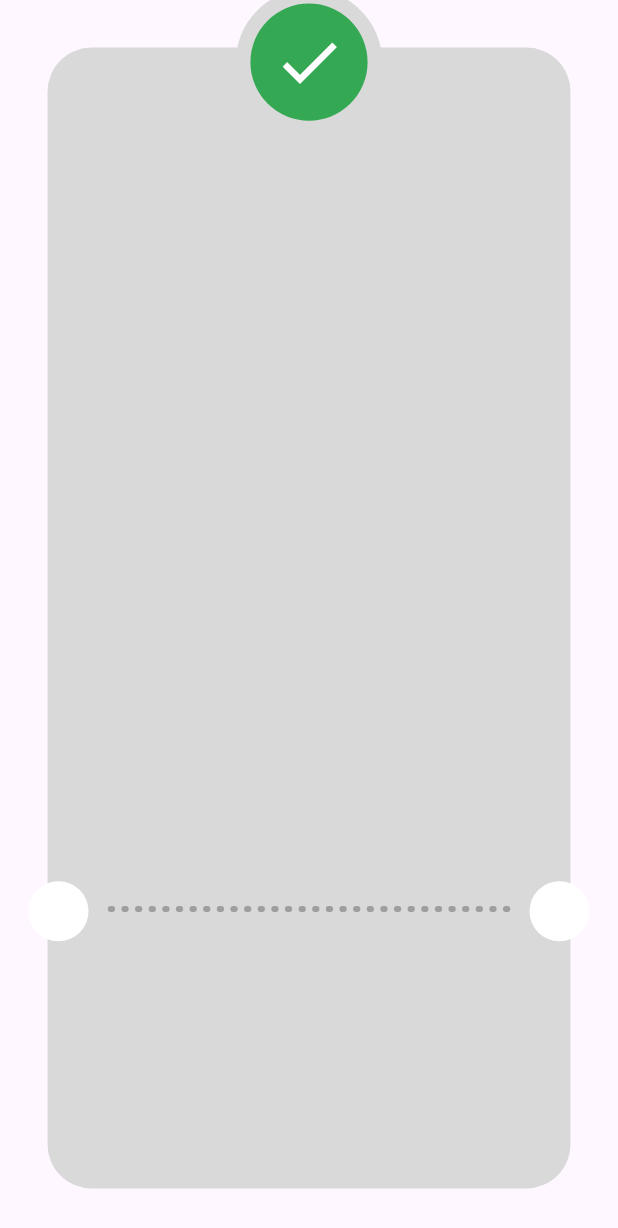
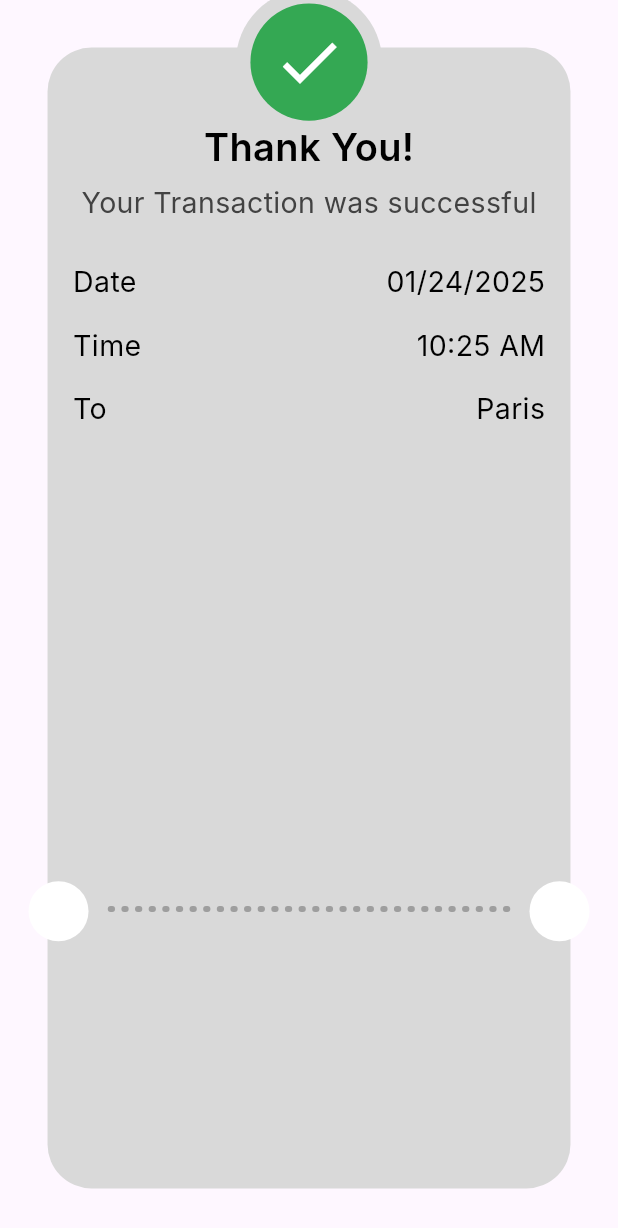
Before and after one commit to MohamedHussein20/payment_app, a Flutter app: the ThankYouView screen opened directly, on a phone screen of 412 x 824 dp. Shown: the top 1228 px of the screen. Run offline on Flutter 3.47's test engine with Material 3 defaults, Android fonts, the phone set to English and light mode, and no system bars; our stand-ins replace flutter_credit_card, flutter_screenutil, flutter_svg; Roboto replaces fonts that are missing (Inter).

Commit message:
create paymet info item

```diff
--- /dev/null
+++ b/lib/features/payment_details/presentation/widgets/payment_info_item.dart
@@ -0,0 +1,22 @@
+import 'package:flutter/material.dart';
+import 'package:flutter_screenutil/flutter_screenutil.dart';
+import 'package:payment_app/core/utils/styles.dart';
+
+class PaymentInfoItem extends StatelessWidget {
+  const PaymentInfoItem({super.key, required this.title, required this.value});
+  final String title;
+  final String value;
+  @override
+  Widget build(BuildContext context) {
+    return Padding(
+      padding: EdgeInsets.symmetric(horizontal: 16.w),
+      child: Row(
+        children: [
+          Text(title, style: Styles.style18),
+          const Spacer(),
+          Text(value, style: Styles.style18),
+        ],
+      ),
+    );
+  }
+}
--- a/lib/features/payment_details/presentation/widgets/thank_you_card.dart
+++ b/lib/features/payment_details/presentation/widgets/thank_you_card.dart
@@ -1,5 +1,7 @@
 import 'package:flutter/material.dart';
 import 'package:flutter_screenutil/flutter_screenutil.dart';
+import 'package:payment_app/core/utils/styles.dart';
+import 'package:payment_app/features/payment_details/presentation/widgets/payment_info_item.dart';
 
 class ThankYouCard extends StatelessWidget {
   const ThankYouCard({
@@ -13,6 +15,33 @@ class ThankYouCard extends StatelessWidget {
         color: const Color(0xffd9d9d9),
         borderRadius: BorderRadius.circular(30.r),
       ),
+      child: SizedBox(
+        width: double.infinity,
+        child: Column(
+          mainAxisSize: MainAxisSize.max,
+          mainAxisAlignment: MainAxisAlignment.start,
+          children: [
+            SizedBox(height: 50.h),
+            Text(
+              "Thank You!",
+              style: Styles.style24,
+            ),
+            SizedBox(height: 8.h),
+            Text(
+              "Your Transaction was successful",
+              style: Styles.style18.copyWith(
+                color: Colors.grey.shade800,
+              ),
+            ),
+            SizedBox(height: 30.h),
+            const PaymentInfoItem(title: "Date", value: "01/24/2025"),
+            SizedBox(height: 20.h),
+            const PaymentInfoItem(title: "Time", value: "10:25 AM"),
+            SizedBox(height: 20.h),
+            const PaymentInfoItem(title: "To", value: "Paris"),
+          ],
+        ),
+      ),
     );
   }
 }
```
